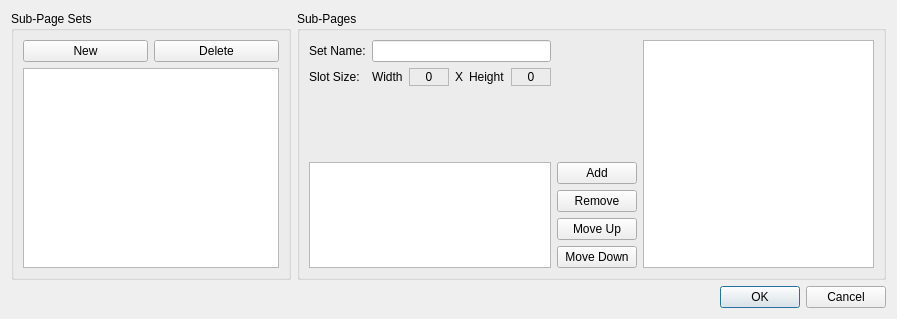
The window that src/tsubpagesetdialog.ui (TheLord45/tsurface) describes before a commit, drawn with Qt 5.
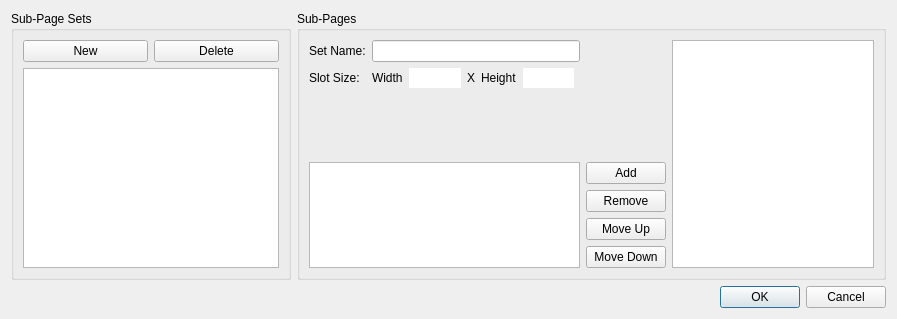
The same window after the commit. Icons and pictures are not drawn.

Commit message: Finishes dialog to control sub-page sets

The edit to the form file:
```diff
--- a/src/tsubpagesetdialog.ui
+++ b/src/tsubpagesetdialog.ui
@@ -55,45 +55,27 @@
       <string>Sub-Pages</string>
      </property>
      <layout class="QGridLayout" name="gridLayout_3">
-      <item row="0" column="1" colspan="5">
-       <widget class="QLineEdit" name="lineEditSetName"/>
+      <item row="0" column="0">
+       <widget class="QLabel" name="labelSetName">
+        <property name="text">
+         <string>Set Name:</string>
+        </property>
+       </widget>
       </item>
-      <item row="1" column="2">
-       <widget class="QLabel" name="labelWidth">
+      <item row="1" column="4">
+       <widget class="QLabel" name="labelHeightText">
         <property name="minimumSize">
          <size>
-          <width>40</width>
+          <width>0</width>
           <height>0</height>
          </size>
         </property>
-        <property name="locale">
-         <locale language="English" country="Anguilla"/>
-        </property>
-        <property name="frameShape">
-         <enum>QFrame::Shape::StyledPanel</enum>
-        </property>
-        <property name="frameShadow">
-         <enum>QFrame::Shadow::Raised</enum>
-        </property>
         <property name="text">
-         <string>0</string>
+         <string>Height</string>
         </property>
-        <property name="alignment">
-         <set>Qt::AlignmentFlag::AlignCenter</set>
-        </property>
        </widget>
       </item>
-      <item row="5" column="6">
-       <widget class="QPushButton" name="pushButtonAdd">
-        <property name="text">
-         <string>Add</string>
-        </property>
-        <property name="icon">
-         <iconset theme="QIcon::ThemeIcon::GoPrevious"/>
-        </property>
-       </widget>
-      </item>
-      <item row="6" column="6">
+      <item row="6" column="7">
        <widget class="QPushButton" name="pushButtonRemove">
         <property name="text">
          <string>Remove</string>
@@ -103,17 +85,24 @@
         </property>
        </widget>
       </item>
-      <item row="1" column="3">
-       <widget class="QLabel" name="labelX">
+      <item row="1" column="0">
+       <widget class="QLabel" name="labelSlotSize">
         <property name="text">
-         <string>X</string>
+         <string>Slot Size: </string>
         </property>
-        <property name="alignment">
-         <set>Qt::AlignmentFlag::AlignCenter</set>
+       </widget>
+      </item>
+      <item row="5" column="7">
+       <widget class="QPushButton" name="pushButtonAdd">
+        <property name="text">
+         <string>Add</string>
         </property>
+        <property name="icon">
+         <iconset theme="QIcon::ThemeIcon::GoPrevious"/>
+        </property>
        </widget>
       </item>
-      <item row="7" column="6">
+      <item row="7" column="7">
        <widget class="QPushButton" name="pushButtonMoveUp">
         <property name="text">
          <string>Move Up</string>
@@ -123,10 +112,10 @@
         </property>
        </widget>
       </item>
-      <item row="5" column="0" rowspan="4" colspan="6">
-       <widget class="QTableView" name="tableViewSubPagesLeft"/>
+      <item row="0" column="8" rowspan="9">
+       <widget class="QTableView" name="tableViewSubPagesRight"/>
       </item>
-      <item row="8" column="6">
+      <item row="8" column="7">
        <widget class="QPushButton" name="pushButtonMoveDown">
         <property name="text">
          <string>Move Down</string>
@@ -136,13 +125,35 @@
         </property>
        </widget>
       </item>
-      <item row="0" column="0">
-       <widget class="QLabel" name="labelSetName">
+      <item row="1" column="2">
+       <widget class="QLineEdit" name="lineEditWidth">
+        <property name="enabled">
+         <bool>true</bool>
+        </property>
+        <property name="frame">
+         <bool>false</bool>
+        </property>
+        <property name="alignment">
+         <set>Qt::AlignmentFlag::AlignCenter</set>
+        </property>
+        <property name="readOnly">
+         <bool>true</bool>
+        </property>
+       </widget>
+      </item>
+      <item row="1" column="3">
+       <widget class="QLabel" name="labelX">
         <property name="text">
-         <string>Set Name:</string>
+         <string>X</string>
+        </property>
+        <property name="alignment">
+         <set>Qt::AlignmentFlag::AlignCenter</set>
         </property>
        </widget>
       </item>
+      <item row="5" column="0" rowspan="4" colspan="7">
+       <widget class="QTableView" name="tableViewSubPagesLeft"/>
+      </item>
       <item row="1" column="1">
        <widget class="QLabel" name="labelWidthText">
         <property name="text">
@@ -150,51 +161,22 @@
         </property>
        </widget>
       </item>
-      <item row="1" column="4">
-       <widget class="QLabel" name="labelHeightText">
-        <property name="minimumSize">
-         <size>
-          <width>0</width>
-          <height>0</height>
-         </size>
-        </property>
-        <property name="text">
-         <string>Height</string>
-        </property>
-       </widget>
+      <item row="0" column="1" colspan="6">
+       <widget class="QLineEdit" name="lineEditSetName"/>
       </item>
       <item row="1" column="5">
-       <widget class="QLabel" name="labelHeight">
-        <property name="minimumSize">
-         <size>
-          <width>40</width>
-          <height>0</height>
-         </size>
-        </property>
-        <property name="frameShape">
-         <enum>QFrame::Shape::StyledPanel</enum>
-        </property>
-        <property name="frameShadow">
-         <enum>QFrame::Shadow::Raised</enum>
-        </property>
-        <property name="text">
-         <string>0</string>
+       <widget class="QLineEdit" name="lineEditHeight">
+        <property name="frame">
+         <bool>false</bool>
         </property>
         <property name="alignment">
          <set>Qt::AlignmentFlag::AlignCenter</set>
         </property>
-       </widget>
-      </item>
-      <item row="1" column="0">
-       <widget class="QLabel" name="labelSlotSize">
-        <property name="text">
-         <string>Slot Size: </string>
+        <property name="readOnly">
+         <bool>true</bool>
         </property>
        </widget>
       </item>
-      <item row="0" column="7" rowspan="9">
-       <widget class="QTableView" name="tableViewSubPagesRight"/>
-      </item>
      </layout>
     </widget>
    </item>
```
Left out of the diff: 4 changed lines with no effect on the pictures. The commit also changes 4 other files.
